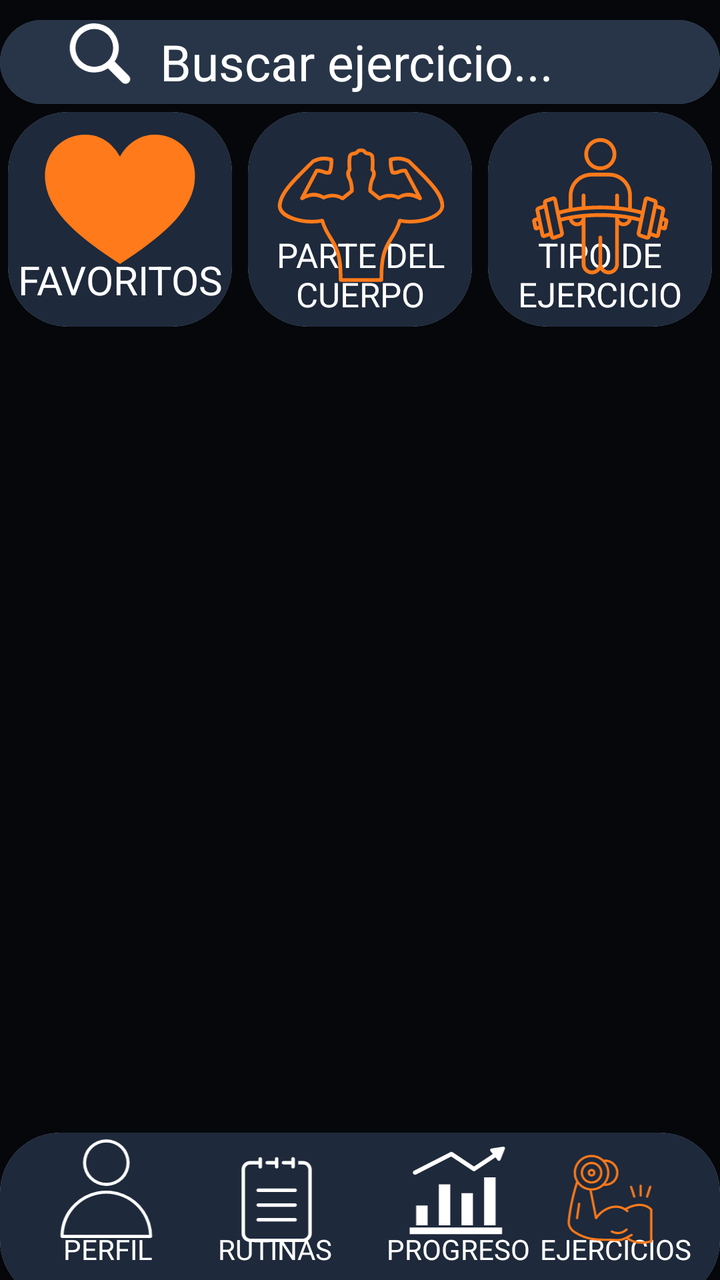
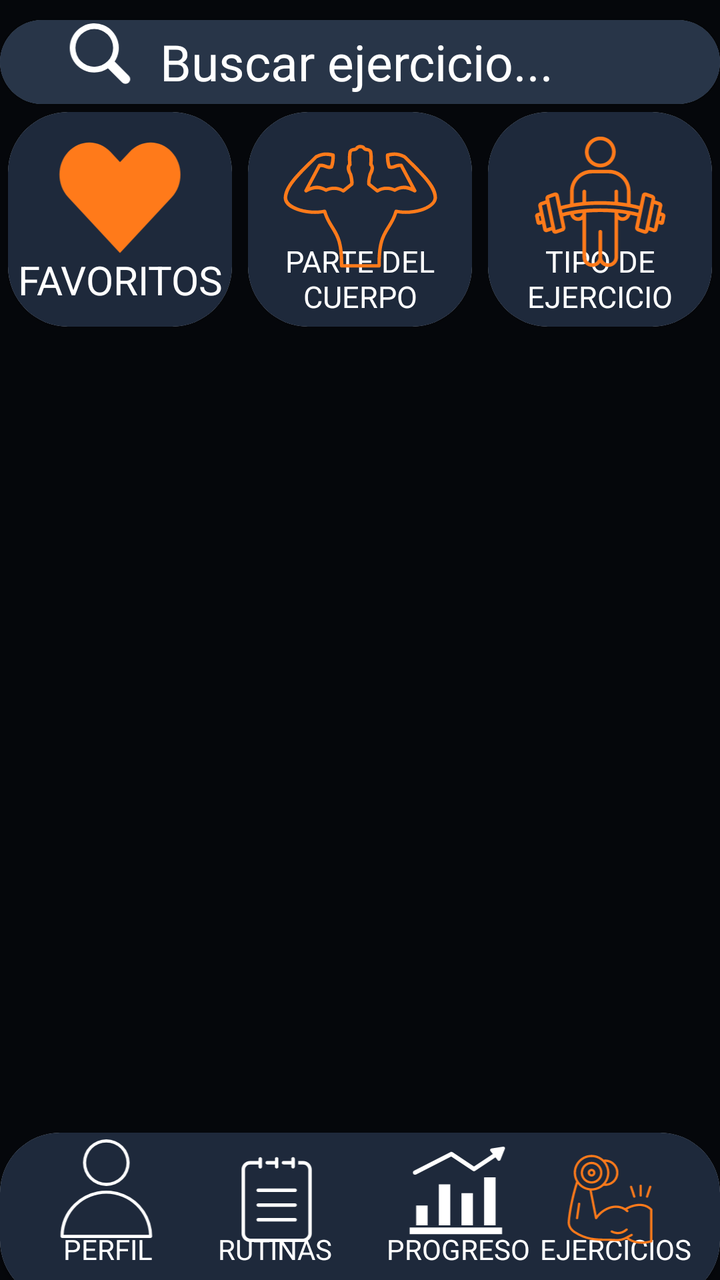

Compare the two renders of this Android layout. The source of the first and the diff that turns it into the second are given below.
<!-- AndroidManifest.xml: application theme Theme.DailyRep -->
<!-- res/layout/activity_ejercicios.xml -->
<?xml version="1.0" encoding="utf-8"?>
<LinearLayout xmlns:android="http://schemas.android.com/apk/res/android"
    xmlns:app="http://schemas.android.com/apk/res-auto"
    xmlns:tools="http://schemas.android.com/tools"
    android:id="@+id/main"
    android:layout_width="match_parent"
    android:layout_height="match_parent"
    tools:context=".Ejercicios"
    android:orientation="vertical"
    android:background="@color/fondoPantallas"
    android:weightSum="15">
    <androidx.cardview.widget.CardView
        android:layout_width="match_parent"
        android:layout_height="0dp"
        android:layout_weight="1"
        android:layout_marginTop="10dp"
        app:cardCornerRadius="30dp">
        <androidx.constraintlayout.widget.ConstraintLayout
            android:layout_width="match_parent"
            android:layout_height="match_parent"
            android:background="@color/buscador">
            <ImageView
                android:id="@+id/vector_lupa"
                android:layout_width="100dp"
                android:layout_height="wrap_content"
                app:layout_constraintTop_toTopOf="parent"
                app:layout_constraintBottom_toBottomOf="parent"
                android:src="@drawable/lupa"
                android:elevation="1dp"
                android:tint="@color/textos"
                app:layout_constraintStart_toStartOf="parent">
            </ImageView>
            <EditText
                android:id="@+id/buscador"
                android:layout_width="match_parent"
                android:layout_height="match_parent"
                android:background="@color/buscador"
                android:hint="@string/buscar_ejercicio"
                android:textColorHint="@color/textos"
                android:textColor="@color/textos"
                android:textSize="25sp"
                android:paddingStart="80dp"
                >
            </EditText>
        </androidx.constraintlayout.widget.ConstraintLayout>
    </androidx.cardview.widget.CardView>
    <LinearLayout
        android:layout_width="match_parent"
        android:layout_height="0dp"
        android:layout_weight="2.75"
        android:weightSum="3"
        android:orientation="horizontal">
        <androidx.constraintlayout.widget.ConstraintLayout
            android:layout_width="0dp"
            android:layout_height="match_parent"
            android:layout_weight="1">
            <androidx.cardview.widget.CardView
                android:layout_width="match_parent"
                android:layout_height="match_parent"
                app:cardCornerRadius="30dp"
                android:layout_margin="4dp">
                <TextView
                    android:layout_width="match_parent"
                    android:layout_height="match_parent"
                    android:background="@color/cuadros"
                    android:text="@string/favoritos"
                    android:textColor="@color/textos"
                    android:textSize="20dp"
                    android:gravity="center|bottom"
                    android:paddingBottom="10dp">
                </TextView>
            </androidx.cardview.widget.CardView>
            <ImageView
                android:layout_width="100dp"
                android:layout_height="100dp"
                android:src="@drawable/corazon"
                android:tint="@color/naranja"
                android:elevation="2dp"
                app:layout_constraintTop_toTopOf="parent"
                app:layout_constraintBottom_toBottomOf="parent"
                app:layout_constraintStart_toStartOf="parent"
                app:layout_constraintEnd_toEndOf="parent">
            </ImageView>
        </androidx.constraintlayout.widget.ConstraintLayout>
        <androidx.constraintlayout.widget.ConstraintLayout
            android:layout_width="0dp"
            android:layout_height="match_parent"
            android:layout_weight="1">
            <androidx.cardview.widget.CardView
                android:layout_width="match_parent"
                android:layout_height="match_parent"
                app:cardCornerRadius="30dp"
                android:layout_margin="4dp">
                <TextView
                    android:layout_width="match_parent"
                    android:layout_height="match_parent"
                    android:background="@color/cuadros"
                    android:text="@string/parteDelCuerpo"
                    android:textColor="@color/textos"
                    android:textSize="17dp"
                    android:gravity="center|bottom"
                    android:paddingBottom="5dp">
                </TextView>
            </androidx.cardview.widget.CardView>
            <ImageView
                android:layout_width="125dp"
                android:layout_height="125dp"
                android:src="@drawable/parte_cuerpo"
                android:tint="@color/naranja"
                android:elevation="2dp"
                app:layout_constraintTop_toTopOf="parent"
                app:layout_constraintStart_toStartOf="parent"
                app:layout_constraintEnd_toEndOf="parent">
            </ImageView>
        </androidx.constraintlayout.widget.ConstraintLayout>
        <androidx.constraintlayout.widget.ConstraintLayout
            android:layout_width="0dp"
            android:layout_height="match_parent"
            android:layout_weight="1">
            <androidx.cardview.widget.CardView
                android:layout_width="match_parent"
                android:layout_height="match_parent"
                app:cardCornerRadius="30dp"
                android:layout_margin="4dp">
                <TextView
                    android:layout_width="match_parent"
                    android:layout_height="match_parent"
                    android:background="@color/cuadros"
                    android:text="@string/tipo_ejercicio"
                    android:textColor="@color/textos"
                    android:textSize="17dp"
                    android:gravity="center|bottom"
                    android:paddingBottom="5dp">
                </TextView>
            </androidx.cardview.widget.CardView>
            <ImageView
                android:layout_width="115dp"
                android:layout_height="115dp"
                android:src="@drawable/tipo_ejercicio"
                android:tint="@color/naranja"
                android:elevation="2dp"
                app:layout_constraintTop_toTopOf="parent"
                app:layout_constraintStart_toStartOf="parent"
                app:layout_constraintEnd_toEndOf="parent">
            </ImageView>
        </androidx.constraintlayout.widget.ConstraintLayout>
    </LinearLayout>
    <LinearLayout
        android:layout_width="match_parent"
        android:layout_height="0dp"
        android:orientation="vertical"
        android:layout_weight="9.5">
        <androidx.recyclerview.widget.RecyclerView
            android:id="@+id/recycler_ejercicios"
            android:layout_width="match_parent"
            android:layout_height="wrap_content">
        </androidx.recyclerview.widget.RecyclerView>
    </LinearLayout>
    <androidx.cardview.widget.CardView
        android:layout_width="match_parent"
        android:layout_height="0dp"
        android:layout_weight="2"
        app:cardCornerRadius="30dp">
        <androidx.constraintlayout.widget.ConstraintLayout
            android:layout_width="match_parent"
            android:layout_height="match_parent"
            android:background="@color/cuadros">
            <TextView
                android:id="@+id/textoPerfil"
                android:layout_width="wrap_content"
                android:layout_height="wrap_content"
                android:textColor="@color/textos"
                android:text="@string/perfil"
                app:layout_constraintStart_toStartOf="parent"
                app:layout_constraintTop_toTopOf="parent"
                app:layout_constraintBottom_toBottomOf="parent"
                app:layout_constraintEnd_toEndOf="parent"
                app:layout_constraintVertical_bias="0.75"
                app:layout_constraintHorizontal_bias="0.10">
            </TextView>
            <ImageView
                android:layout_width="65dp"
                android:layout_height="65dp"
                android:src="@drawable/perfil"
                app:layout_constraintBottom_toBottomOf="parent"
                app:layout_constraintTop_toTopOf="parent"
                app:layout_constraintStart_toStartOf="parent"
                app:layout_constraintEnd_toEndOf="parent"
                app:layout_constraintHorizontal_bias="0.07"
                app:layout_constraintVertical_bias="0.10"
                android:tint="@color/textos">
            </ImageView>
            <TextView
                android:id="@+id/textoRutinas"
                android:layout_width="wrap_content"
                android:layout_height="wrap_content"
                android:textColor="@color/textos"
                android:text="@string/rutinas"
                app:layout_constraintStart_toStartOf="parent"
                app:layout_constraintTop_toTopOf="parent"
                app:layout_constraintBottom_toBottomOf="parent"
                app:layout_constraintEnd_toEndOf="parent"
                app:layout_constraintVertical_bias="0.75"
                app:layout_constraintHorizontal_bias="0.36">
            </TextView>
            <ImageView
                android:layout_width="100dp"
                android:layout_height="100dp"
                android:src="@drawable/rutinas"
                app:layout_constraintTop_toTopOf="parent"
                app:layout_constraintStart_toStartOf="parent"
                app:layout_constraintEnd_toEndOf="parent"
                android:paddingBottom="25dp"
                app:layout_constraintHorizontal_bias="0.34"
                android:tint="@color/textos">
            </ImageView>
            <TextView
                android:id="@+id/textoProgreso"
                android:layout_width="wrap_content"
                android:layout_height="wrap_content"
                android:textColor="@color/textos"
                android:text="@string/progreso"
                app:layout_constraintStart_toStartOf="parent"
                app:layout_constraintTop_toTopOf="parent"
                app:layout_constraintBottom_toBottomOf="parent"
                app:layout_constraintEnd_toEndOf="parent"
                app:layout_constraintVertical_bias="0.75"
                app:layout_constraintHorizontal_bias="0.67">
            </TextView>
            <ImageView
                android:layout_width="90dp"
                android:layout_height="90dp"
                android:src="@drawable/progreso"
                app:layout_constraintTop_toTopOf="parent"
                app:layout_constraintStart_toStartOf="parent"
                app:layout_constraintEnd_toEndOf="parent"
                android:paddingBottom="25dp"
                app:layout_constraintHorizontal_bias="0.68"
                android:tint="@color/textos">
            </ImageView>
            <TextView
                android:id="@+id/textoEjercicios"
                android:layout_width="wrap_content"
                android:layout_height="wrap_content"
                android:textColor="@color/textos"
                android:text="@string/ejercicios"
                app:layout_constraintStart_toStartOf="parent"
                app:layout_constraintTop_toTopOf="parent"
                app:layout_constraintBottom_toBottomOf="parent"
                app:layout_constraintEnd_toEndOf="parent"
                app:layout_constraintVertical_bias="0.75"
                app:layout_constraintHorizontal_bias="0.95">
            </TextView>
            <ImageView
                android:layout_width="110dp"
                android:layout_height="100dp"
                android:src="@drawable/ejercicios"
                app:layout_constraintTop_toTopOf="parent"
                app:layout_constraintEnd_toEndOf="parent"
                android:paddingBottom="25dp"
                android:tint="@color/naranja">
            </ImageView>
        </androidx.constraintlayout.widget.ConstraintLayout>
    </androidx.cardview.widget.CardView>
</LinearLayout>
<!-- resources referenced by this layout -->
<resources>
  <color name="buscador">
          #283548
      </color>
  <color name="cuadros">
          #1E293B
      </color>
  <color name="fondoPantallas">
          #05070B
      </color>
  <color name="naranja">
          #FF7A1A
      </color>
  <color name="textos">
          #FFFFFF
      </color>
  <!-- drawable corazon (drawable) -->
  <vector xmlns:android="http://schemas.android.com/apk/res/android"
      android:width="64dp"
      android:height="80dp"
      android:viewportWidth="64"
      android:viewportHeight="80">
    <path
        android:fillColor="#FF000000"
        android:pathData="M45.856,6.138C36.2,6.138 32,14.941 32,14.941a17.411,17.411 0,0 0,-3.292 -4.4,14.86 14.86,0 0,0 -10.564,-4.4c-9.66,0 -17.656,7.875 -15.9,19.66S15.792,47.3 32,57.862c8.1,-5.274 15.1,-10.348 20.3,-15.568 5.192,-5.238 8.575,-10.6 9.461,-16.5C63.512,14.013 55.516,6.138 45.856,6.138Z"/>
  </vector>
  <!-- drawable lupa (drawable) -->
  <vector xmlns:android="http://schemas.android.com/apk/res/android"
      android:width="100dp"
      android:height="125dp"
      android:viewportWidth="100"
      android:viewportHeight="125">
    <path
        android:fillColor="#FF000000"
        android:pathData="M41.51,78.03A36.31,36.31 0,0 0,61.86 71.82L82.98,92.94a7.04,7.04 0,1 0,9.96 -9.96L71.82,61.86a36.51,36.51 0,1 0,-30.3 16.17ZM41.51,13.45A28.07,28.07 0,1 1,13.45 41.51,28.1 28.1,0 0,1 41.51,13.45Z"/>
  </vector>
  <!-- drawable perfil (drawable) -->
  <vector xmlns:android="http://schemas.android.com/apk/res/android"
      android:width="95dp"
      android:height="118.75dp"
      android:viewportWidth="95"
      android:viewportHeight="118.75">
    <path
        android:fillColor="#FF000000"
        android:pathData="M47.5,52.1A39.05,39.05 0,0 1,86.47 89.69L8.53,89.69A39.05,39.05 0,0 1,47.5 52.1ZM7.1,92.5L87.9,92.5a1.41,1.41 0,0 0,1.41 -1.41A41.81,41.81 0,0 0,17.93 61.53,41.54 41.54,0 0,0 5.69,91.09 1.41,1.41 0,0 0,7.1 92.5ZM47.5,5.31a18.46,18.46 0,1 1,-18.46 18.46A18.48,18.48 0,0 1,47.5 5.31ZM47.5,45.04A21.27,21.27 0,1 0,26.23 23.77,21.3 21.3,0 0,0 47.5,45.04Z"
        android:fillType="evenOdd"/>
  </vector>
  <!-- drawable progreso (drawable) -->
  <vector xmlns:android="http://schemas.android.com/apk/res/android"
      android:width="110dp"
      android:height="135dp"
      android:viewportWidth="110"
      android:viewportHeight="135">
    <path
        android:fillColor="#FF000000"
        android:pathData="m94.75,46.35v49.84l-11.95,0v-49.85zM59.31,62.85v33.35h11.88v-33.35zM35.78,53.59v42.6h11.88v-42.6zM5.5,105.4h95.97v-6.96h-95.97zM12.25,75.68v20.51h11.88v-20.51zM102.64,14.62 L90.43,16.37c-1.21,0.14 -1.84,1.69 -1.05,2.62l2.48,3.16 -19.54,12.98 -22.28,-14.81c-0.38,-0.25 -0.81,-0.37 -1.25,-0.37 -0.35,0 -0.71,0.08 -1.02,0.23l-37.66,19.25c-2.61,1.39 -0.59,5.27 2.04,4l36.49,-18.65 22.43,14.9c0.75,0.5 1.73,0.5 2.48,0l21.09,-14 2.36,3c0.72,0.98 2.38,0.74 2.79,-0.4l4.59,-11.44c0.48,-1.11 -0.54,-2.44 -1.74,-2.22z"/>
  </vector>
  <string name="buscar_ejercicio">Buscar ejercicio...</string>
  <string name="ejercicios">EJERCICIOS</string>
  <string name="favoritos">FAVORITOS</string>
  <string name="parteDelCuerpo">PARTE DEL CUERPO</string>
  <string name="perfil">PERFIL</string>
  <string name="progreso">PROGRESO</string>
  <string name="rutinas">RUTINAS</string>
  <string name="tipo_ejercicio">TIPO DE EJERCICIO</string>
  <style name="Theme.DailyRep" parent="Base.Theme.DailyRep" />
  <style name="Base.Theme.DailyRep" parent="Theme.Material3.DayNight.NoActionBar">
          
          
      </style>
  <!-- unchanged entries left out for length: 4 -->
</resources>

<!-- the commit's change to res/layout/activity_ejercicios.xml (unified diff, before → after) -->
@@ -71,9 +71,9 @@
                 </TextView>
             </androidx.cardview.widget.CardView>
             <ImageView
-                android:layout_width="100dp"
-                android:layout_height="100dp"
-                android:src="@drawable/corazon"
+                android:layout_width="108dp"
+                android:layout_height="108dp"
+                android:src="@drawable/heart"
                 android:tint="@color/naranja"
                 android:elevation="2dp"
                 app:layout_constraintTop_toTopOf="parent"
@@ -97,14 +97,14 @@
                     android:background="@color/cuadros"
                     android:text="@string/parteDelCuerpo"
                     android:textColor="@color/textos"
-                    android:textSize="17dp"
+                    android:textSize="15sp"
                     android:gravity="center|bottom"
                     android:paddingBottom="5dp">
                 </TextView>
             </androidx.cardview.widget.CardView>
             <ImageView
-                android:layout_width="125dp"
-                android:layout_height="125dp"
+                android:layout_width="115dp"
+                android:layout_height="115dp"
                 android:src="@drawable/parte_cuerpo"
                 android:tint="@color/naranja"
                 android:elevation="2dp"
@@ -128,14 +128,14 @@
                     android:background="@color/cuadros"
                     android:text="@string/tipo_ejercicio"
                     android:textColor="@color/textos"
-                    android:textSize="17dp"
+                    android:textSize="15sp"
                     android:gravity="center|bottom"
                     android:paddingBottom="5dp">
                 </TextView>
             </androidx.cardview.widget.CardView>
             <ImageView
                 android:layout_width="115dp"
-                android:layout_height="115dp"
+                android:layout_height="110dp"
                 android:src="@drawable/tipo_ejercicio"
                 android:tint="@color/naranja"
                 android:elevation="2dp"
<!-- resource entries referenced after the edit -->
@@ -15,15 +15,16 @@
   <color name="textos">
           #FFFFFF
       </color>
-  <!-- drawable corazon (drawable) -->
+  <!-- drawable heart (drawable) -->
   <vector xmlns:android="http://schemas.android.com/apk/res/android"
-      android:width="64dp"
-      android:height="80dp"
-      android:viewportWidth="64"
-      android:viewportHeight="80">
+      android:width="100dp"
+      android:height="125dp"
+      android:viewportWidth="100"
+      android:viewportHeight="125">
     <path
-        android:fillColor="#FF000000"
-        android:pathData="M45.856,6.138C36.2,6.138 32,14.941 32,14.941a17.411,17.411 0,0 0,-3.292 -4.4,14.86 14.86,0 0,0 -10.564,-4.4c-9.66,0 -17.656,7.875 -15.9,19.66S15.792,47.3 32,57.862c8.1,-5.274 15.1,-10.348 20.3,-15.568 5.192,-5.238 8.575,-10.6 9.461,-16.5C63.512,14.013 55.516,6.138 45.856,6.138Z"/>
+        android:pathData="m20.07,23.46c-6.76,7.28 -6.75,18.98 0,26.27l29.91,32.28c9.98,-10.75 19.97,-21.49 29.95,-32.24 6.76,-7.28 6.76,-18.99 0,-26.27 -6.76,-7.28 -17.64,-7.28 -24.4,0l-5.51,5.93 -5.55,-5.97c-6.76,-7.28 -17.64,-7.28 -24.4,0z"
+        android:fillColor="#000000"
+        android:strokeColor="#00000000"/>
   </vector>
   <!-- drawable lupa (drawable) -->
   <vector xmlns:android="http://schemas.android.com/apk/res/android"
